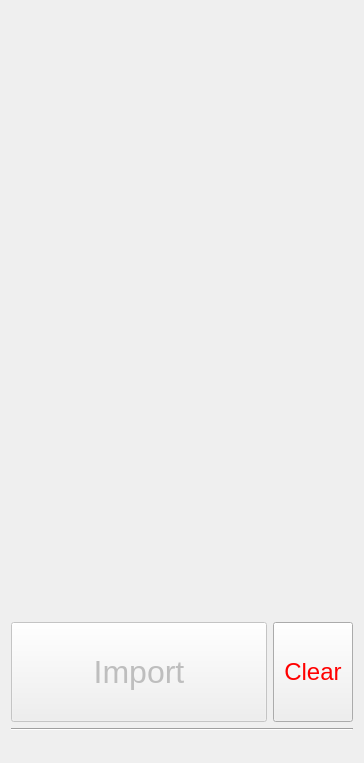
Before: the Qt Designer form widgets/Sidebar.ui in bluemellophone/gzc-client, drawn with Qt 5.
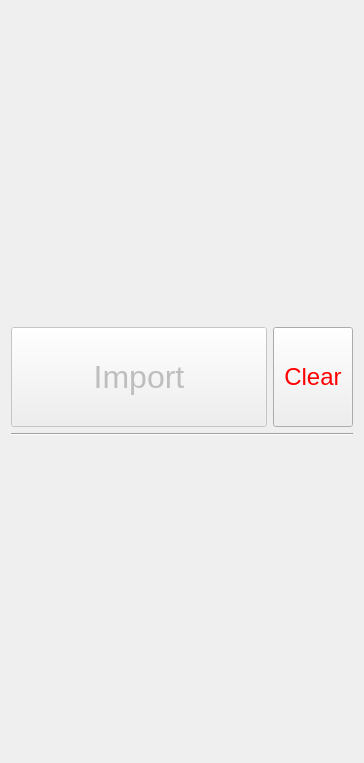
After: the same form once the commit is applied.

```diff
--- a/widgets/Sidebar.ui
+++ b/widgets/Sidebar.ui
@@ -32,29 +32,9 @@
   </property>
   <layout class="QHBoxLayout" name="horizontalLayout">
    <item>
-    <layout class="QVBoxLayout" name="layout" stretch="1,0,5,1,0,0">
+    <layout class="QVBoxLayout" name="layout" stretch="0,5,1,0,0">
      <item>
-      <layout class="QHBoxLayout" name="logoLayoutWide" stretch="0,0,0">
-       <item>
-        <spacer name="horizontalSpacerLeft">
-         <property name="orientation">
-          <enum>Qt::Horizontal</enum>
-         </property>
-         <property name="sizeHint" stdset="0">
-          <size>
-           <width>40</width>
-           <height>20</height>
-          </size>
-         </property>
-        </spacer>
-       </item>
-       <item>
-        <widget class="QLabel" name="logo0">
-         <property name="text">
-          <string/>
-         </property>
-        </widget>
-       </item>
+      <layout class="QHBoxLayout" name="logoLayout" stretch="0,0,0">
        <item>
         <spacer name="horizontalSpacerRight">
          <property name="orientation">
@@ -68,23 +48,25 @@
          </property>
         </spacer>
        </item>
-      </layout>
-     </item>
-     <item>
-      <layout class="QHBoxLayout" name="logoLayout" stretch="0,0">
-       <item alignment="Qt::AlignHCenter|Qt::AlignVCenter">
-        <widget class="QLabel" name="logo1">
+       <item>
+        <widget class="QLabel" name="logo">
          <property name="text">
           <string/>
          </property>
         </widget>
        </item>
-       <item alignment="Qt::AlignHCenter|Qt::AlignVCenter">
-        <widget class="QLabel" name="logo2">
-         <property name="text">
-          <string/>
+       <item>
+        <spacer name="horizontalSpacerLeft">
+         <property name="orientation">
+          <enum>Qt::Horizontal</enum>
          </property>
-        </widget>
+         <property name="sizeHint" stdset="0">
+          <size>
+           <width>40</width>
+           <height>20</height>
+          </size>
+         </property>
+        </spacer>
        </item>
       </layout>
      </item>
```
